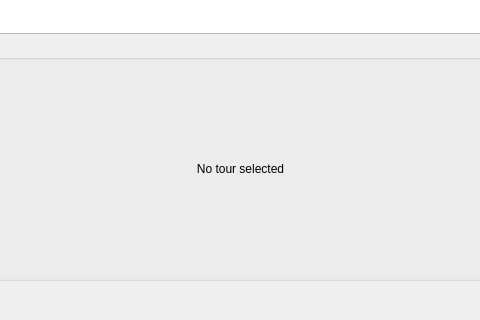
First picture: the form in client/src/ui/dialogs/ptz_manage_dialog.ui, repository networkoptix/nx_open, before the edit; both pictures show x 95 to 575 and y 358 to 678 of the 901 by 678 pixel window.
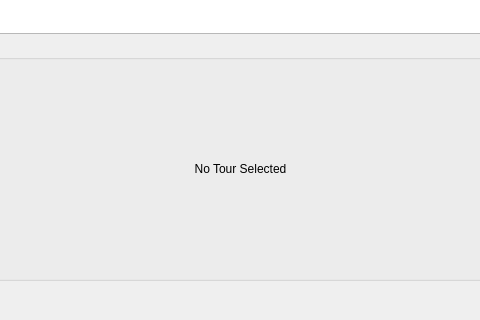
Second picture: the form after the edit. Icons and pictures are not drawn. Custom widgets are drawn as their Qt base class.

```diff
--- a/client/src/ui/dialogs/ptz_manage_dialog.ui
+++ b/client/src/ui/dialogs/ptz_manage_dialog.ui
@@ -206,7 +206,7 @@
              <item>
               <widget class="QLabel" name="label">
                <property name="text">
-                <string>No tour selected</string>
+                <string>No Tour Selected</string>
                </property>
                <property name="alignment">
                 <set>Qt::AlignCenter</set>
```
